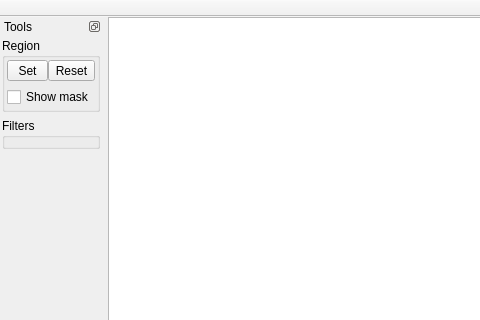
Qt form mainwindow.ui (borman/mgraph01-editor) before a commit; both pictures show x 0 to 480 and y 0 to 320 of the 870 by 536 pixel window.
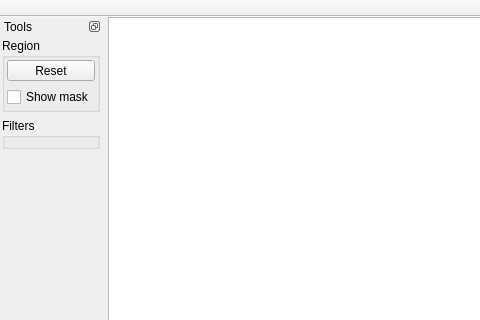
The same form after that commit.

Diff of the .ui file:
```diff
--- a/mainwindow.ui
+++ b/mainwindow.ui
@@ -60,27 +60,6 @@
          <number>2</number>
         </property>
         <item>
-         <layout class="QHBoxLayout" name="horizontalLayout_2">
-          <property name="spacing">
-           <number>0</number>
-          </property>
-          <item>
-           <widget class="QToolButton" name="btnSetMask">
-            <property name="sizePolicy">
-             <sizepolicy hsizetype="Preferred" vsizetype="Fixed">
-              <horstretch>0</horstretch>
-              <verstretch>0</verstretch>
-             </sizepolicy>
-            </property>
-            <property name="text">
-             <string>Set</string>
-            </property>
-            <property name="checkable">
-             <bool>true</bool>
-            </property>
-           </widget>
-          </item>
-          <item>
            <widget class="QToolButton" name="btnResetMask">
             <property name="sizePolicy">
              <sizepolicy hsizetype="Preferred" vsizetype="Fixed">
@@ -92,8 +71,6 @@
              <string>Reset</string>
             </property>
            </widget>
-          </item>
-         </layout>
         </item>
         <item>
          <widget class="QCheckBox" name="chkShowMask">
```
Left out of the diff: 6 changed lines with no effect on the pictures. Lines whose indentation alone changed are shown as unchanged.
